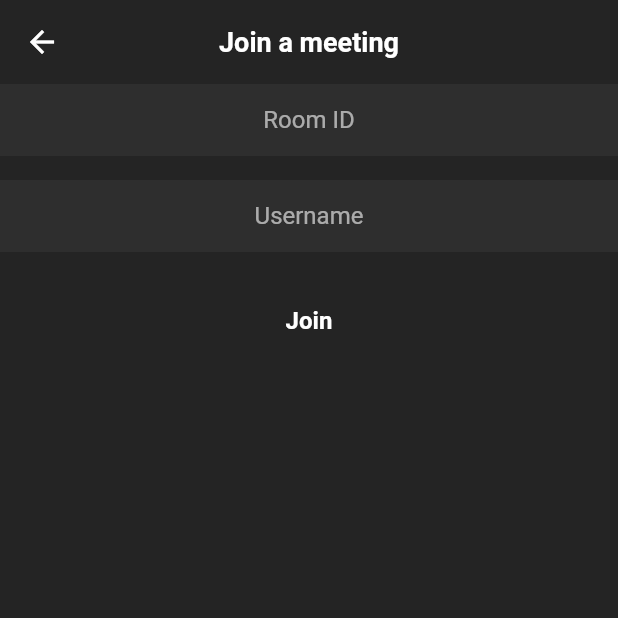
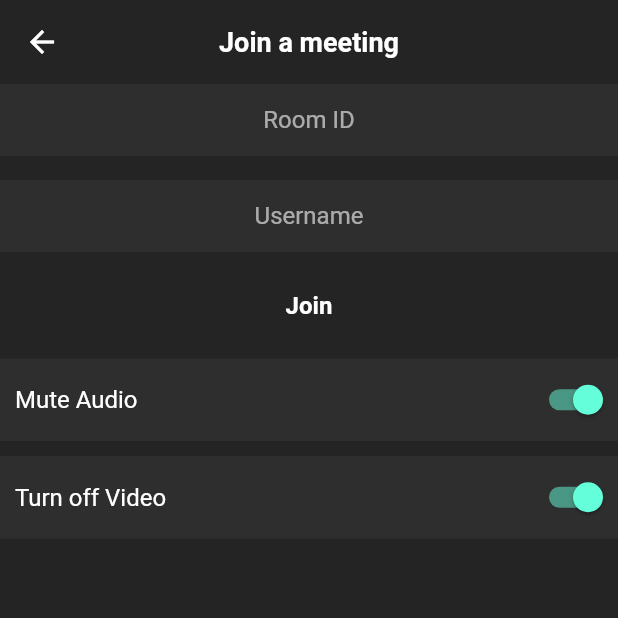
Before and after one commit to irisktaker/zoom-clone, a Flutter app: the VideoCallScreen screen opened directly, after a tap on "Join", on a phone screen of 412 x 824 dp, the top half of it. Run offline on Flutter 3.47's test engine with Material 2 defaults, Android fonts, the phone set to English and light mode, and no system bars; our stand-ins replace cloud_firestore, firebase_auth, firebase_core, google_sign_in; missing offline and left inert: jitsi_meet; accounts and stored records are empty.

Commit message:
zoom-clone

```diff
--- /dev/null
+++ b/lib/controllers/firestore_controller.dart
@@ -0,0 +1,26 @@
+import 'package:cloud_firestore/cloud_firestore.dart';
+import 'package:firebase_auth/firebase_auth.dart';
+
+class FirestoreController {
+  final FirebaseFirestore _firestore = FirebaseFirestore.instance;
+  final FirebaseAuth _auth = FirebaseAuth.instance; // to access the user id
+
+  void addMeetingToFirestore(String meetingName) {
+    // to add a sub collection for user
+    try {
+      // access user collection
+      // in case the user create a meeting
+      // if the user did not create a meeting will not be access to this collection
+      _firestore
+          .collection('users')
+          .doc(_auth.currentUser!.uid)
+          .collection('meeting')
+          .add({
+        'meetingName': meetingName,
+        'createAt': DateTime.now(),
+      });
+    } catch (e) {
+      print(e);
+    }
+  }
+}
--- a/lib/controllers/jitsi_controller.dart
+++ b/lib/controllers/jitsi_controller.dart
@@ -1,8 +1,10 @@
 import 'package:jitsi_meet/jitsi_meet.dart';
 import 'package:jitsi_meet/feature_flag/feature_flag.dart';
 import 'package:zoom_clone/controllers/auth_controller.dart';
+import 'package:zoom_clone/controllers/firestore_controller.dart';
 
 class JitsiController {
+  final FirestoreController _firestoreController = FirestoreController();
   final AuthController _authController = AuthController();
 
   void createMeeting({
@@ -19,7 +21,7 @@ class JitsiController {
 
       // check if the user choose another display name or add the default name of the user
       String name;
-      if(username.isEmpty) {
+      if (username.isEmpty) {
         name = _authController.user.displayName!;
       } else {
         name = username;
@@ -28,11 +30,13 @@ class JitsiController {
       var options = JitsiMeetingOptions(
         room: roomName,
       )
-        ..userDisplayName = _authController.user.displayName
+        ..userDisplayName = name //_authController.user.displayName
         ..userEmail = _authController.user.email
         ..userAvatarURL = _authController.user.photoURL
         ..audioMuted = isAudioMuted
         ..videoMuted = isVideoMuted;
+
+      _firestoreController.addMeetingToFirestore(roomName);
 
       await JitsiMeet.joinMeeting(options);
     } catch (error) {
--- a/lib/views/screens/video_call_screen.dart
+++ b/lib/views/screens/video_call_screen.dart
@@ -2,6 +2,7 @@ import 'package:flutter/material.dart';
 import 'package:zoom_clone/controllers/auth_controller.dart';
 import 'package:zoom_clone/controllers/jitsi_controller.dart';
 import 'package:zoom_clone/utils/colors.dart';
+import 'package:zoom_clone/views/widgets/meeting_options.dart';
 
 class VideoCallScreen extends StatefulWidget {
   const VideoCallScreen({Key? key}) : super(key: key);
@@ -17,6 +18,9 @@ class _VideoCallScreenState extends State<VideoCallScreen> {
   late TextEditingController meetingIDController;
   late TextEditingController usernameController;
 
+  bool isAudioMuted = true;
+  bool isVideoMuted = true;
+
   @override
   void initState() {
     meetingIDController = TextEditingController();
@@ -28,10 +32,22 @@ class _VideoCallScreenState extends State<VideoCallScreen> {
   _joinMeeting() {
     _jitsiController.createMeeting(
       roomName: meetingIDController.text,
-      isAudioMuted: true,
-      isVideoMuted: true,
+      isAudioMuted: isAudioMuted,
+      isVideoMuted: isVideoMuted,
       username: usernameController.text,
     );
+  }
+
+  _onAudioMuted(bool audioValue) {
+    setState(() {
+      isAudioMuted = audioValue;
+    });
+  }
+
+  _onVideoMuted(bool videoValue) {
+    setState(() {
+      isVideoMuted = videoValue;
+    });
   }
 
   @override
@@ -78,7 +94,7 @@ class _VideoCallScreenState extends State<VideoCallScreen> {
             ),
             textAlign: TextAlign.center,
           ),
-          const SizedBox(height: 20),
+          const SizedBox(height: 10),
           InkWell(
             onTap: _joinMeeting,
             child: Container(
@@ -94,6 +110,18 @@ class _VideoCallScreenState extends State<VideoCallScreen> {
               ),
             ),
           ),
+          const SizedBox(height: 10),
+          MeetingOptions(
+            text: "Mute Audio",
+            isMute: isAudioMuted,
+            onChanged: _onAudioMuted,
+          ),
+          const SizedBox(height: 10),
+          MeetingOptions(
+            text: "Turn off Video",
+            isMute: isVideoMuted,
+            onChanged: _onVideoMuted,
+          ),
         ],
       ),
     );
--- a/lib/views/widgets/meeting_options.dart
+++ b/lib/views/widgets/meeting_options.dart
@@ -0,0 +1,38 @@
+import 'package:flutter/material.dart';
+import 'package:zoom_clone/utils/colors.dart';
+
+class MeetingOptions extends StatelessWidget {
+  const MeetingOptions(
+      {Key? key,
+      required this.text,
+      required this.isMute,
+      required this.onChanged})
+      : super(key: key);
+
+  final String text;
+  final bool isMute;
+  final Function(bool)? onChanged;
+
+  @override
+  Widget build(BuildContext context) {
+    return Container(
+      height: 55,
+      color: secondaryBackgroundColor,
+      child: Row(
+        mainAxisAlignment: MainAxisAlignment.spaceBetween,
+        children: [
+          Padding(
+            padding: const EdgeInsets.all(10.0),
+            child: Text(
+              text,
+              style: const TextStyle(
+                fontSize: 16,
+              ),
+            ),
+          ),
+          Switch.adaptive(value: isMute, onChanged: onChanged)
+        ],
+      ),
+    );
+  }
+}
```
Also changed, not shown: lib/controllers/auth_controller.dart (line endings or trailing spaces).
